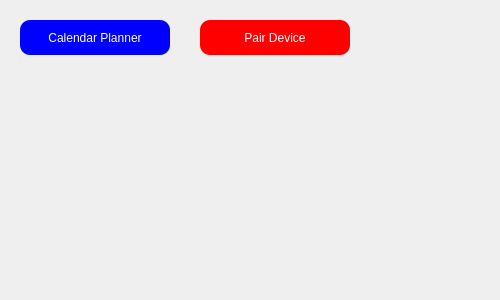
First picture: the form in MyGUICopy/main.ui, repository jpeterson1823/latech-senior-project, before the edit.
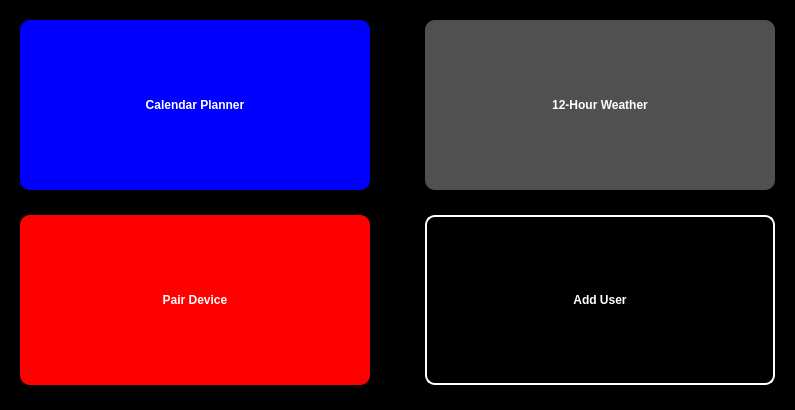
Second picture: the form after the edit.

Commit message: Update main.ui with wthrBtn and userBtn

Diff of the .ui file:
```diff
--- a/MyGUICopy/main.ui
+++ b/MyGUICopy/main.ui
@@ -5,27 +5,33 @@
  <widget class="QWidget" name="MainWindow">
   <property name="geometry">
    <rect>
-    <x>0</x>
-    <y>0</y>
-    <width>500</width>
-    <height>300</height>
+    <x>100</x>
+    <y>100</y>
+    <width>795</width>
+    <height>410</height>
    </rect>
   </property>
   <property name="windowTitle">
    <string>Main Window</string>
   </property>
+  <property name="styleSheet">
+    <string notr="true">border-radius:10px;
+background-color: #000000;
+</string>
+   </property>
 
  <widget class="QPushButton" name="calBtn">
    <property name="geometry">
     <rect>
      <x>20</x>
      <y>20</y>
-     <width>150</width>
-     <height>35</height>
+     <width>350</width>
+     <height>170</height>
     </rect>
    </property>
    <property name="styleSheet">
     <string notr="true">border-radius:10px;
+font-weight: bold;
 background-color: #0000FF;
 color:white;
 </string>
@@ -35,17 +41,39 @@
    </property>
   </widget>
 
+  <widget class="QPushButton" name="wthrBtn">
+   <property name="geometry">
+    <rect>
+     <x>425</x>
+     <y>20</y>
+     <width>350</width>
+     <height>170</height>
+    </rect>
+   </property>
+   <property name="styleSheet">
+    <string notr="true">border-radius:10px;
+font-weight: bold;
+background-color: #505050;
+color:white;
+</string>
+   </property>
+   <property name="text">
+    <string>12-Hour Weather</string>
+   </property>
+  </widget>
+
  <widget class="QPushButton" name="pairBtn">
    <property name="geometry">
     <rect>
-     <x>200</x>
-     <y>20</y>
-     <width>150</width>
-     <height>35</height>
+     <x>20</x>
+     <y>215</y>
+     <width>350</width>
+     <height>170</height>
     </rect>
    </property>
    <property name="styleSheet">
     <string notr="true">border-radius:10px;
+font-weight: bold;
 background-color: #FF0000;
 color:white;
 </string>
@@ -55,6 +83,29 @@
    </property>
   </widget>
 
+<widget class="QPushButton" name="userBtn">
+   <property name="geometry">
+    <rect>
+     <x>425</x>
+     <y>215</y>
+     <width>350</width>
+     <height>170</height>
+    </rect>
+   </property>
+   <property name="styleSheet">
+    <string notr="true">border-radius:10px;
+font-weight: bold;
+border: 2px solid #FFFFFF;
+background-color: #000000;
+color:white;
+</string>
+   </property>
+   <property name="text">
+    <string>Add User</string>
+   </property>
+  </widget>
+
+
  </widget>
 
  <resources/>
```
